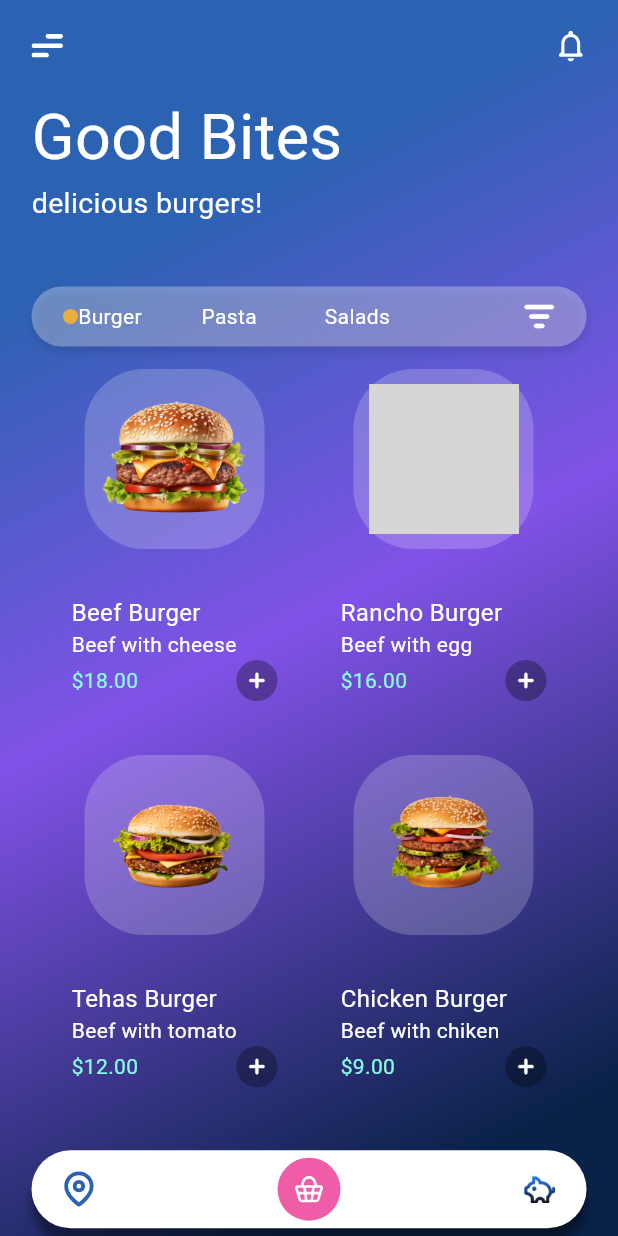
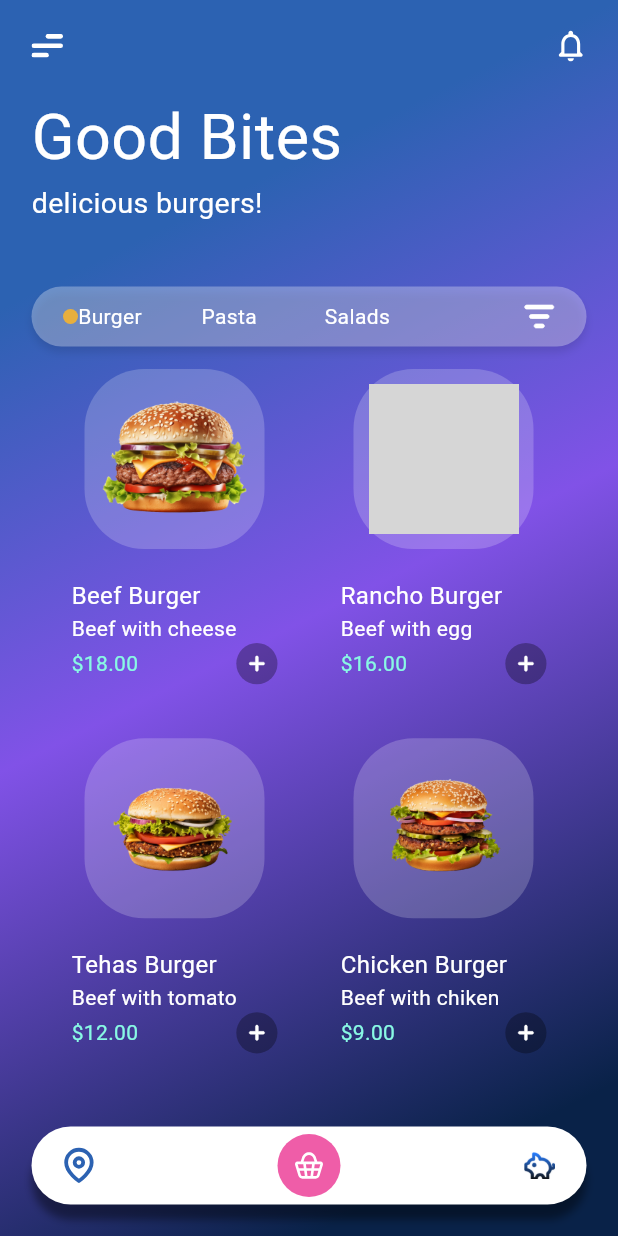
Before and after one commit to vinittailor/flutter_burger_joy, a Flutter app: the screen it shows after launch, on a phone screen of 412 x 824 dp. Run offline on Flutter 3.47's test engine with Material 3 defaults, Android fonts, the phone set to English and light mode, and no system bars; our stand-ins replace flutter_svg, get, google_fonts; Roboto replaces fonts that are missing (Andika); grey boxes are pictures that could not be loaded.

```diff
--- a/lib/screens/home_page.dart
+++ b/lib/screens/home_page.dart
@@ -289,7 +289,7 @@ class _HomePageState extends State<HomePage> with TickerProviderStateMixin {
   SizedBox foodCards(int index) {
     return SizedBox(
       width: getHorizontalSize(context,130),
-      height: getVerticalSize(context,210),
+      height: getVerticalSize(context,200),
       child: Stack(
         // alignment: Alignment.,
         children: [
```
